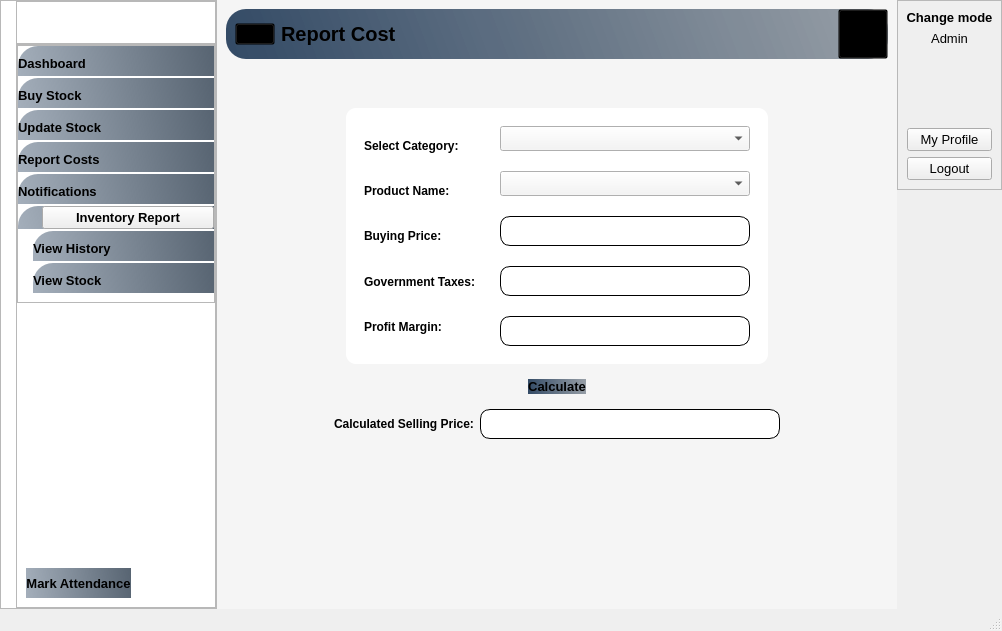
Qt form Inventory_Supervisor.ui (mukarramdaniel/Distribution-System_Python) before a commit.
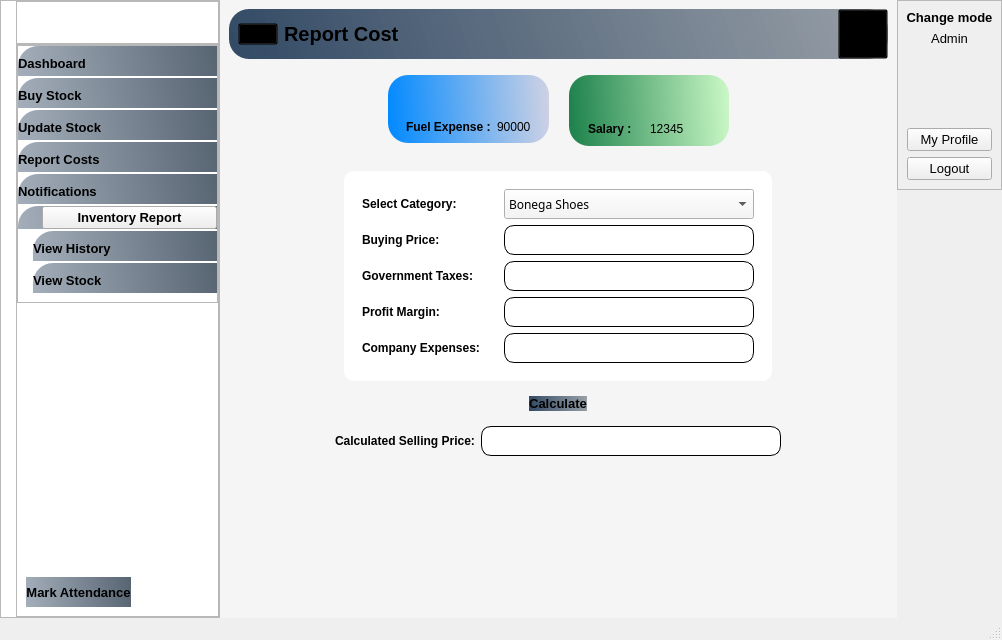
The same form after that commit. The open tabs and pages were chosen to show the change. Icons and pictures are not drawn.

```diff
--- a/Inventory_Supervisor.ui
+++ b/Inventory_Supervisor.ui
@@ -7,7 +7,7 @@
     <x>0</x>
     <y>0</y>
     <width>1002</width>
-    <height>631</height>
+    <height>640</height>
    </rect>
   </property>
   <property name="windowTitle">
@@ -617,7 +617,7 @@
        <number>1</number>
       </property>
       <property name="currentIndex">
-       <number>3</number>
+       <number>5</number>
       </property>
       <widget class="QWidget" name="page_BuyStock">
        <property name="styleSheet">
@@ -881,12 +881,29 @@
                  </property>
                  <item>
                   <widget class="QComboBox" name="cmb_Category">
+                   <property name="sizePolicy">
+                    <sizepolicy hsizetype="Ignored" vsizetype="Fixed">
+                     <horstretch>0</horstretch>
+                     <verstretch>0</verstretch>
+                    </sizepolicy>
+                   </property>
                    <property name="minimumSize">
                     <size>
                      <width>0</width>
                      <height>30</height>
                     </size>
                    </property>
+                   <property name="font">
+                    <font>
+                     <family>Noto Sans</family>
+                    </font>
+                   </property>
+                   <property name="iconSize">
+                    <size>
+                     <width>14</width>
+                     <height>16</height>
+                    </size>
+                   </property>
                    <item>
                     <property name="text">
                      <string>Bonega Shoes</string>
@@ -1672,7 +1689,7 @@
                    <row/>
                    <column>
                     <property name="text">
-                     <string>Category</string>
+                     <string>Order Id</string>
                     </property>
                     <property name="font">
                      <font>
@@ -1683,29 +1700,7 @@
                    </column>
                    <column>
                     <property name="text">
-                     <string>Quantity</string>
-                    </property>
-                    <property name="font">
-                     <font>
-                      <weight>75</weight>
-                      <bold>true</bold>
-                     </font>
-                    </property>
-                   </column>
-                   <column>
-                    <property name="text">
-                     <string>Color</string>
-                    </property>
-                    <property name="font">
-                     <font>
-                      <weight>75</weight>
-                      <bold>true</bold>
-                     </font>
-                    </property>
-                   </column>
-                   <column>
-                    <property name="text">
-                     <string>Total</string>
+                     <string>Date and Time</string>
                     </property>
                     <property name="font">
                      <font>
@@ -2608,10 +2603,10 @@
 background-color:qlineargradient(spread:pad,x1:0,y1:0.505682,x2:1,y2:0.477,stop:0 rgba(20,47,78,219),stop:1 rgba(85,98,112,150));
  border-radius: 20px;
 }
-#widget_73,QPushButton,QLabel,#widget_74,#widget_14,#widget_13{
+#widget_73,QPushButton,QLabel,#widget_74,#widget_14,#widget_13,QFrame{
 background:transparent;
 }
-#txt_BuyingPrice,#txt_GovernmentTaxes,#txt_ProfitMargin,#txt_CalculatedPrice{
+#txt_BuyingPrice,#txt_GovernmentTaxes,#txt_ProfitMargin,#txt_CalculatedPrice,#txt_Expenses{
 background-color:#fff;
 border-radius: 10px;
 border: 1px solid #000000
@@ -2631,15 +2626,28 @@
 }
 #btn_Calculate:hover{
 background-color:#ececec;
+}
+#Card1  {
+background-color:qlineargradient(spread:pad,x1:0,y1:0.505682,x2:1,y2:0.477,stop:0 rgba(3,138,255),stop:1 rgba(205,209,228));
+ border-radius:20px
+}
+#Card2{
+background-color:qlineargradient(spread:pad,x1:0,y1:0.505682,x2:1,y2:0.477,stop:0 rgba(249,105,14),stop:1 rgba(253,227,167));
+ border-radius:20px
+}
+#Card3{
+background-color:qlineargradient(spread:pad,x1:0,y1:0.505682,x2:1,y2:0.477,stop:0 rgba(30,130,76),stop:1 rgba(200,247,197));
+ border-radius:20px
+}
+#Card4{
+background-color:qlineargradient(spread:pad,x1:0,y1:0.505682,x2:1,y2:0.477,stop:0 rgba(246,36,89),stop:1 rgba(251,231,239));
+ border-radius:20px
 }</string>
        </property>
        <layout class="QHBoxLayout" name="horizontalLayout_6">
         <item alignment="Qt::AlignTop">
          <widget class="QWidget" name="widget_9" native="true">
-          <layout class="QVBoxLayout" name="verticalLayout_7">
-           <property name="spacing">
-            <number>40</number>
-           </property>
+          <layout class="QVBoxLayout" name="verticalLayout_25">
            <property name="leftMargin">
             <number>0</number>
            </property>
@@ -2652,7 +2660,7 @@
            <property name="bottomMargin">
             <number>0</number>
            </property>
-           <item alignment="Qt::AlignTop">
+           <item>
             <widget class="QWidget" name="HeaderFrame_10" native="true">
              <property name="autoFillBackground">
               <bool>false</bool>
@@ -2763,6 +2771,268 @@
              </layout>
             </widget>
            </item>
+           <item alignment="Qt::AlignHCenter">
+            <widget class="QWidget" name="CardsFrame" native="true">
+             <layout class="QHBoxLayout" name="horizontalLayout_10">
+              <property name="spacing">
+               <number>20</number>
+              </property>
+              <property name="leftMargin">
+               <number>10</number>
+              </property>
+              <property name="topMargin">
+               <number>10</number>
+              </property>
+              <property name="rightMargin">
+               <number>10</number>
+              </property>
+              <property name="bottomMargin">
+               <number>10</number>
+              </property>
+              <item alignment="Qt::AlignTop">
+               <widget class="QFrame" name="Card1">
+                <property name="minimumSize">
+                 <size>
+                  <width>160</width>
+                  <height>0</height>
+                 </size>
+                </property>
+                <property name="maximumSize">
+                 <size>
+                  <width>16777215</width>
+                  <height>1231232</height>
+                 </size>
+                </property>
+                <property name="frameShape">
+                 <enum>QFrame::StyledPanel</enum>
+                </property>
+                <property name="frameShadow">
+                 <enum>QFrame::Raised</enum>
+                </property>
+                <layout class="QVBoxLayout" name="verticalLayout_7">
+                 <property name="spacing">
+                  <number>6</number>
+                 </property>
+                 <property name="leftMargin">
+                  <number>9</number>
+                 </property>
+                 <property name="topMargin">
+                  <number>9</number>
+                 </property>
+                 <property name="bottomMargin">
+                  <number>9</number>
+                 </property>
+                 <item>
+                  <widget class="QFrame" name="frame">
+                   <property name="minimumSize">
+                    <size>
+                     <width>0</width>
+                     <height>30</height>
+                    </size>
+                   </property>
+                   <property name="frameShape">
+                    <enum>QFrame::StyledPanel</enum>
+                   </property>
+                   <property name="frameShadow">
+                    <enum>QFrame::Raised</enum>
+                   </property>
+                   <layout class="QHBoxLayout" name="horizontalLayout_11">
+                    <property name="topMargin">
+                     <number>0</number>
+                    </property>
+                    <item>
+                     <widget class="QLabel" name="label_18">
+                      <property name="maximumSize">
+                       <size>
+                        <width>30</width>
+                        <height>30</height>
+                       </size>
+                      </property>
+                      <property name="text">
+                       <string/>
+                      </property>
+                      <property name="pixmap">
+                       <pixmap resource="Resource.qrc">:/White Icons/Graphics/featherBlack/gas-station.png</pixmap>
+                      </property>
+                      <property name="scaledContents">
+                       <bool>true</bool>
+                      </property>
+                     </widget>
+                    </item>
+                   </layout>
+                  </widget>
+                 </item>
+                 <item>
+                  <widget class="QFrame" name="frame_6">
+                   <layout class="QHBoxLayout" name="horizontalLayout_13">
+                    <property name="topMargin">
+                     <number>0</number>
+                    </property>
+                    <property name="bottomMargin">
+                     <number>0</number>
+                    </property>
+                    <item>
+                     <widget class="QLabel" name="label_19">
+                      <property name="font">
+                       <font>
+                        <pointsize>9</pointsize>
+                        <weight>75</weight>
+                        <bold>true</bold>
+                       </font>
+                      </property>
+                      <property name="text">
+                       <string>Fuel Expense :</string>
+                      </property>
+                     </widget>
+                    </item>
+                    <item>
+                     <widget class="QLabel" name="label_39">
+                      <property name="font">
+                       <font>
+                        <weight>50</weight>
+                        <bold>false</bold>
+                       </font>
+                      </property>
+                      <property name="text">
+                       <string>90000</string>
+                      </property>
+                     </widget>
+                    </item>
+                   </layout>
+                  </widget>
+                 </item>
+                </layout>
+               </widget>
+              </item>
+              <item>
+               <widget class="QFrame" name="Card3">
+                <property name="minimumSize">
+                 <size>
+                  <width>160</width>
+                  <height>0</height>
+                 </size>
+                </property>
+                <property name="maximumSize">
+                 <size>
+                  <width>16777215</width>
+                  <height>16777215</height>
+                 </size>
+                </property>
+                <property name="frameShape">
+                 <enum>QFrame::StyledPanel</enum>
+                </property>
+                <property name="frameShadow">
+                 <enum>QFrame::Raised</enum>
+                </property>
+                <layout class="QVBoxLayout" name="verticalLayout_23">
+                 <property name="spacing">
+                  <number>6</number>
+                 </property>
+                 <property name="topMargin">
+                  <number>0</number>
+                 </property>
+                 <property name="rightMargin">
+                  <number>8</number>
+                 </property>
+                 <property name="bottomMargin">
+                  <number>9</number>
+                 </property>
+                 <item>
+                  <widget class="QFrame" name="frame_5">
+                   <property name="minimumSize">
+                    <size>
+                     <width>0</width>
+                     <height>30</height>
+                    </size>
+                   </property>
+                   <property name="frameShape">
+                    <enum>QFrame::StyledPanel</enum>
+                   </property>
+                   <property name="frameShadow">
+                    <enum>QFrame::Raised</enum>
+                   </property>
+                   <layout class="QHBoxLayout" name="horizontalLayout_24">
+                    <item>
+                     <widget class="QLabel" name="label_23">
+                      <property name="minimumSize">
+                       <size>
+                        <width>0</width>
+                        <height>20</height>
+                       </size>
+                      </property>
+                      <property name="maximumSize">
+                       <size>
+                        <width>30</width>
+                        <height>30</height>
+                       </size>
+                      </property>
+                      <property name="text">
+                       <string/>
+                      </property>
+                      <property name="pixmap">
+                       <pixmap resource="Resource.qrc">:/White Icons/Graphics/featherBlack/money.png</pixmap>
+                      </property>
+                      <property name="scaledContents">
+                       <bool>true</bool>
+                      </property>
+                     </widget>
+                    </item>
+                   </layout>
+                  </widget>
+                 </item>
+                 <item>
+                  <widget class="QFrame" name="frame_26">
+                   <property name="frameShape">
+                    <enum>QFrame::StyledPanel</enum>
+                   </property>
+                   <property name="frameShadow">
+                    <enum>QFrame::Raised</enum>
+                   </property>
+                   <layout class="QHBoxLayout" name="horizontalLayout_49">
+                    <property name="spacing">
+                     <number>0</number>
+                    </property>
+                    <property name="topMargin">
+                     <number>0</number>
+                    </property>
+                    <property name="bottomMargin">
+                     <number>0</number>
+                    </property>
+                    <item>
+                     <widget class="QLabel" name="label_43">
+                      <property name="font">
+                       <font>
+                        <weight>75</weight>
+                        <bold>true</bold>
+                       </font>
+                      </property>
+                      <property name="text">
+                       <string>Salary :</string>
+                      </property>
+                     </widget>
+                    </item>
+                    <item>
+                     <widget class="QLabel" name="label_31">
+                      <property name="font">
+                       <font>
+                        <weight>50</weight>
+                        <bold>false</bold>
+                       </font>
+                      </property>
+                      <property name="text">
+                       <string>12345</string>
+                      </property>
+                     </widget>
+                    </item>
+                   </layout>
+                  </widget>
+                 </item>
+                </layout>
+               </widget>
+              </item>
+             </layout>
+            </widget>
+           </item>
            <item>
             <widget class="QWidget" name="widget_10" native="true">
              <layout class="QVBoxLayout" name="verticalLayout_8">
@@ -2785,19 +3055,6 @@
                       </property>
                      </widget>
                     </item>
-                    <item>
-                     <widget class="QLabel" name="label_6">
-                      <property name="font">
-                       <font>
-                        <weight>75</weight>
-                        <bold>true</bold>
-                       </font>
-                      </property>
-                      <property name="text">
-                       <string>Product Name:</string>
-                      </property>
-                     </widget>
-                    </item>
                     <item>
                      <widget class="QLabel" name="label_7">
                       <property name="font">
@@ -2837,33 +3094,130 @@
                       </property>
                      </widget>
                     </item>
+                    <item>
+                     <widget class="QLabel" name="label_6">
+                      <property name="font">
+                       <font>
+                        <weight>75</weight>
+                        <bold>true</bold>
+                       </font>
+                      </property>
+                      <property name="text">
+                       <string>Company Expenses:</string>
+                      </property>
+                     </widget>
+                    </item>
                    </layout>
                   </widget>
                  </item>
                  <item alignment="Qt::AlignHCenter">
                   <widget class="QWidget" name="widget_14" native="true">
                    <layout class="QVBoxLayout" name="verticalLayout_10">
-                    <property name="spacing">
-                     <number>20</number>
-                    </property>
                     <item>
                      <widget class="QComboBox" name="cmb_Category_2">
+                      <property name="sizePolicy">
+                       <sizepolicy hsizetype="Ignored" vsizetype="Fixed">
+                        <horstretch>0</horstretch>
+                        <verstretch>0</verstretch>
+                       </sizepolicy>
+                      </property>
                       <property name="minimumSize">
                        <size>
                         <width>0</width>
-                        <height>25</height>
+                        <height>30</height>
                        </size>
                       </property>
-                     </widget>
-                    </item>
-                    <item>
-                     <widget class="QComboBox" name="cmb_ProductName">
-                      <property name="minimumSize">
+                      <property name="font">
+                       <font>
+                        <family>Noto Sans</family>
+                       </font>
+                      </property>
+                      <property name="iconSize">
                        <size>
-                        <width>0</width>
-                        <height>25</height>
+                        <width>14</width>
+                        <height>16</height>
                        </size>
                       </property>
+                      <item>
+                       <property name="text">
+                        <string>Bonega Shoes</string>
+                       </property>
+                      </item>
+                      <item>
+                       <property name="text">
+                        <string>Pumpy</string>
+                       </property>
+                      </item>
+                      <item>
+                       <property name="text">
+                        <string>sandles</string>
+                       </property>
+                      </item>
+                      <item>
+                       <property name="text">
+                        <string>Joggers</string>
+                       </property>
+                      </item>
+                      <item>
+                       <property name="text">
+                        <string>Sneakers</string>
+                       </property>
+                      </item>
+                      <item>
+                       <property name="text">
+                        <string>Canvas Shoes</string>
+                       </property>
+                      </item>
+                      <item>
+                       <property name="text">
+                        <string>High Ankle</string>
+                       </property>
+                      </item>
+                      <item>
+                       <property name="text">
+                        <string>Rivet High Shoes</string>
+                       </property>
+                      </item>
+                      <item>
+                       <property name="text">
+                        <string>Slip-on Shoes</string>
+                       </property>
+                      </item>
+                      <item>
+                       <property name="text">
+                        <string>Leisure Sport Shoes</string>
+                       </property>
+                      </item>
+                      <item>
+                       <property name="text">
+                        <string>ShellToe Boots</string>
+                       </property>
+                      </item>
+                      <item>
+                       <property name="text">
+                        <string>Formal Shoes</string>
+                       </property>
+                      </item>
+                      <item>
+                       <property name="text">
+                        <string>Leather Shoes</string>
+                       </property>
+                      </item>
+                      <item>
+                       <property name="text">
+                        <string>Slippers</string>
+                       </property>
+                      </item>
+                      <item>
+                       <property name="text">
+                        <string>Padded Shoes</string>
+                       </property>
+                      </item>
+                      <item>
+                       <property name="text">
+                        <string>Wrestling Shoes</string>
+                       </property>
+                      </item>
                      </widget>
                     </item>
                     <item>
@@ -2914,6 +3268,16 @@
                       </property>
                      </widget>
                     </item>
+                    <item>
+                     <widget class="QLineEdit" name="txt_Expenses">
+                      <property name="minimumSize">
+                       <size>
+                        <width>0</width>
+                        <height>30</height>
+                       </size>
+                      </property>
+                     </widget>
+                    </item>
                    </layout>
                   </widget>
                  </item>
@@ -3139,7 +3503,7 @@
                <widget class="QWidget" name="widget_18" native="true">
                 <layout class="QVBoxLayout" name="verticalLayout_17">
                  <item>
-                  <widget class="QTableWidget" name="tableWidget">
+                  <widget class="QTableWidget" name="tableWidget_History">
                    <property name="gridStyle">
                     <enum>Qt::DashDotLine</enum>
                    </property>
```
